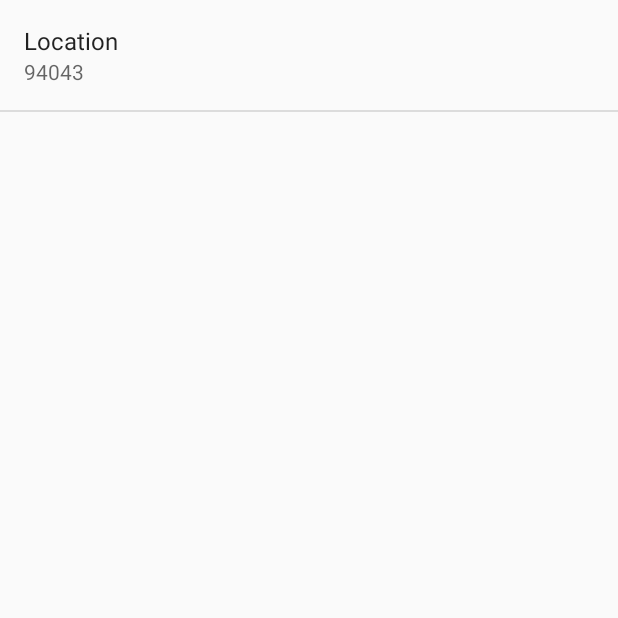
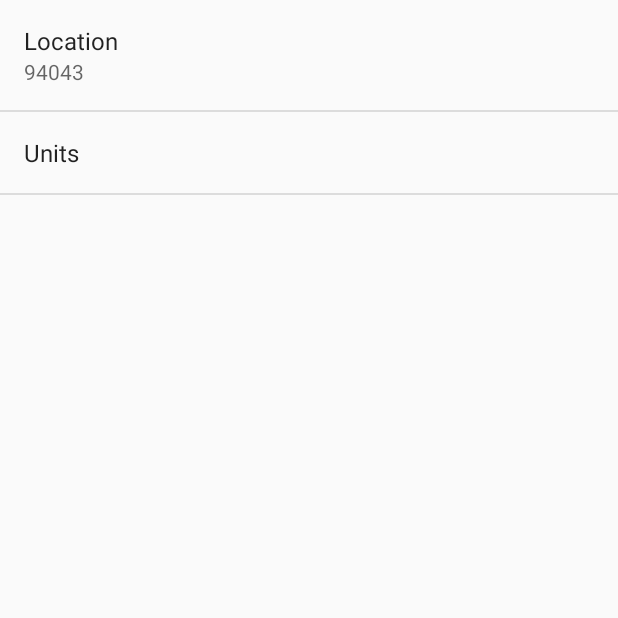
Before and after one commit to alffore/Sunshine, an Android app: the SettingsActivity screen opened directly, with no data from a screen before it, on a phone screen of 412 x 824 dp, the top half of it. Run offline under Robolectric (Android 15) with nearby library versions, the phone set to English and light mode, and no system bars.

Commit message:
Se agrega la opción de menú para unidades
Todavia no se conecta la aplicación

```diff
--- /dev/null
+++ b/Sunshine/app/src/main/res/values/arrays.xml
@@ -0,0 +1,12 @@
+<?xml version="1.0" encoding="utf-8"?>
+<resources>
+    <string-array name="pref_units_entries">
+        <item>Metric</item>
+        <item>Imperial</item>
+    </string-array>
+    <string-array name="pref_units_values">
+        <item>metric</item>
+        <item>imperial</item>
+    </string-array>
+
+</resources>
--- a/Sunshine/app/src/main/res/values/strings.xml
+++ b/Sunshine/app/src/main/res/values/strings.xml
@@ -13,4 +13,9 @@
     <string name="pref_location_key" translatable="false">location</string>
     <string name="pref_location_default" translatable="false">94043</string>
 
+
+    <string name="pref_units_label">Units</string>
+    <string name="pref_units_key" translatable="false">units</string>
+    <string name="pref_units_default" translatable="false">metric</string>
+    <string name="pref_units_type">Units type</string>
 </resources>
--- a/Sunshine/app/src/main/res/xml/pref_general.xml
+++ b/Sunshine/app/src/main/res/xml/pref_general.xml
@@ -10,4 +10,14 @@
         android:inputType="text"
         android:singleLine="true" />
 
+    <ListPreference
+        android:key="@string/pref_units_key"
+        android:title="@string/pref_units_label"
+        android:defaultValue="@string/pref_units_default"
+        android:dialogTitle="@string/pref_units_type"
+        android:entries="@array/pref_units_entries"
+        android:entryValues="@array/pref_units_values"
+        android:inputType="text"
+        />
+
 </PreferenceScreen>
```
